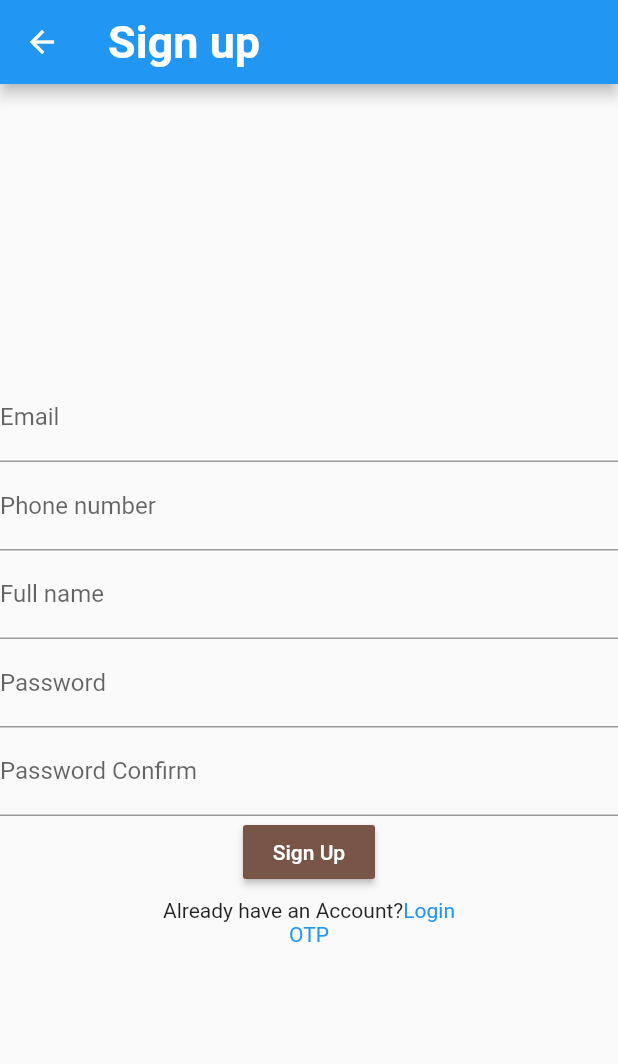
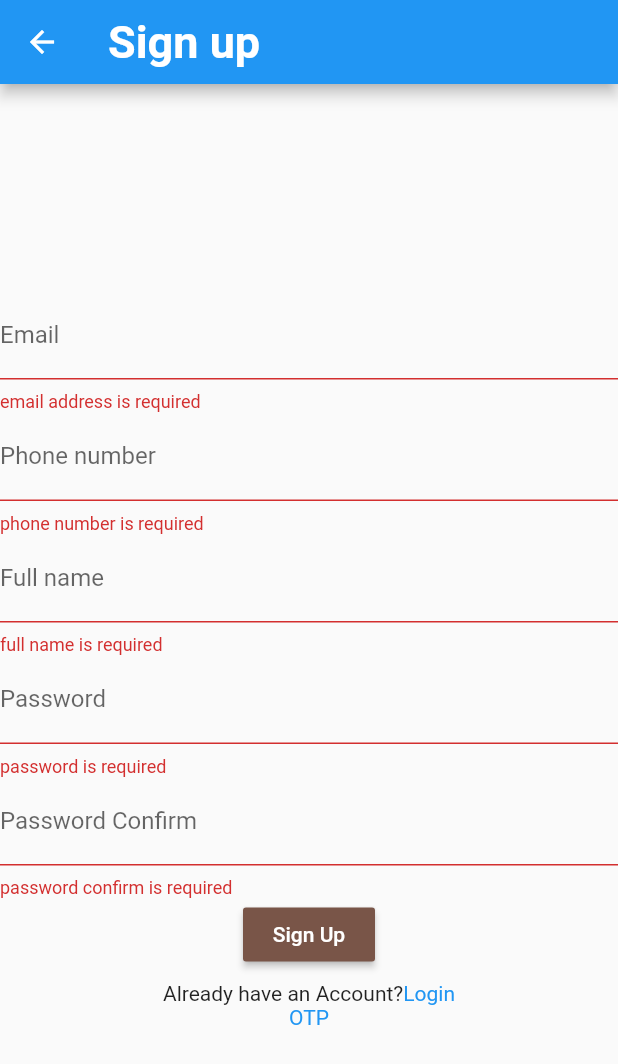
Before and after one commit to qinyanjuidavid/Taskido-App, a Flutter app: the SignUpScreen screen opened by its route, after a tap on "Sign Up", on a phone screen of 412 x 824 dp. Shown: the top 1064 px of the screen. Run offline on Flutter 3.47's test engine with Material 2 defaults, Android fonts, the phone set to English and light mode, and no system bars; our stand-ins replace fluttertoast, hive, hive_flutter; missing offline and left inert: http_interceptor; accounts and stored records are empty.

```diff
--- a/lib/api/api.dart
+++ b/lib/api/api.dart
@@ -87,7 +87,10 @@ class Api {
     return response;
   }
 
-  static Future<http.Response> Otp(String phone, String token) async {
+  static Future<http.Response> Otp(String token) async {
+    String? phone = authService.loginDetails.user!.phone;
+    print("OTP phone.......... $phone");
+    print("OTP Phone............$phone");
     var response = await client.post(
       Uri.parse("${baseUrl}activate/"),
       headers: {
--- a/lib/data/models/category_models.dart
+++ b/lib/data/models/category_models.dart
@@ -1,10 +1,8 @@
 import 'dart:convert';
 
-List<Category> categoryFromJson(String str) =>
-    List<Category>.from(json.decode(str).map((x) => Category.fromJson(x)));
+Category categoryFromJson(String str) => Category.fromJson(json.decode(str));
 
-String categoryToJson(List<Category> data) =>
-    json.encode(List<dynamic>.from(data.map((x) => x.toJson())));
+String categoryToJson(Category data) => json.encode(data.toJson());
 
 class Category {
   Category({
@@ -18,7 +16,7 @@ class Category {
 
   int? id;
   String? category;
-  Owner? owner;
+  CategoryOwner? owner;
   bool? completed;
   String? createdAt;
   String? updatedAt;
@@ -26,7 +24,7 @@ class Category {
   factory Category.fromJson(Map<String, dynamic> json) => Category(
         id: json["id"],
         category: json["category"],
-        owner: Owner.fromJson(json["owner"]),
+        owner: CategoryOwner.fromJson(json["owner"]),
         completed: json["completed"],
         createdAt: json["created_at"],
         updatedAt: json["updated_at"],
@@ -42,8 +40,8 @@ class Category {
       };
 }
 
-class Owner {
-  Owner({
+class CategoryOwner {
+  CategoryOwner({
     this.id,
     this.user,
     this.bio,
@@ -51,13 +49,13 @@ class Owner {
   });
 
   int? id;
-  User? user;
+  CategoryUser? user;
   String? bio;
   String? profilePicture;
 
-  factory Owner.fromJson(Map<String, dynamic> json) => Owner(
+  factory CategoryOwner.fromJson(Map<String, dynamic> json) => CategoryOwner(
         id: json["id"],
-        user: User.fromJson(json["user"]),
+        user: CategoryUser.fromJson(json["user"]),
         bio: json["bio"],
         profilePicture: json["profile_picture"],
       );
@@ -70,8 +68,8 @@ class Owner {
       };
 }
 
-class User {
-  User({
+class CategoryUser {
+  CategoryUser({
     this.id,
     this.phone,
     this.email,
@@ -87,7 +85,7 @@ class User {
   String? role;
   String? timestamp;
 
-  factory User.fromJson(Map<String, dynamic> json) => User(
+  factory CategoryUser.fromJson(Map<String, dynamic> json) => CategoryUser(
         id: json["id"],
         phone: json["phone"],
         email: json["email"],
--- a/lib/data/models/sign_up_model.dart
+++ b/lib/data/models/sign_up_model.dart
@@ -14,15 +14,16 @@ class SignUp {
     this.refresh,
     this.token,
   });
+
   @HiveField(0)
-  User? user;
+  UserDetails? user;
   @HiveField(1)
   String? refresh;
   @HiveField(2)
   String? token;
 
   factory SignUp.fromJson(Map<String, dynamic> json) => SignUp(
-        user: User.fromJson(json["user"]),
+        user: UserDetails.fromJson(json["user"]),
         refresh: json["refresh"],
         token: json["token"],
       );
@@ -35,8 +36,8 @@ class SignUp {
 }
 
 @HiveType(typeId: 3)
-class User {
-  User({
+class UserDetails {
+  UserDetails({
     this.phone,
     this.email,
     this.fullName,
@@ -49,7 +50,7 @@ class User {
   @HiveField(2)
   String? fullName;
 
-  factory User.fromJson(Map<String, dynamic> json) => User(
+  factory UserDetails.fromJson(Map<String, dynamic> json) => UserDetails(
         phone: json["phone"],
         email: json["email"],
         fullName: json["full_name"],
--- a/lib/views/auth/otp_page.dart
+++ b/lib/views/auth/otp_page.dart
@@ -55,6 +55,12 @@ class _OtpScreenState extends State<OtpScreen> {
                   labelText: "OTP",
                   hintText: "Enter OTP",
                 ),
+                validator: (String? value) {
+                  if (value == null || value.isEmpty) {
+                    return "otp is required";
+                  }
+                  return null;
+                },
               ),
               MaterialButton(
                 onPressed: otpSubmit,
--- a/lib/views/auth/signup.dart
+++ b/lib/views/auth/signup.dart
@@ -72,18 +72,36 @@ class _SignUpScreenState extends State<SignUpScreen> {
                     decoration: const InputDecoration(
                       labelText: "Email",
                     ),
+                    validator: (String? value) {
+                      if (value == null || value.isEmpty) {
+                        return "email address is required";
+                      }
+                      return null;
+                    },
                   ),
                   TextFormField(
                     controller: phoneNumberTextEditingController,
                     decoration: const InputDecoration(
                       labelText: "Phone number",
                     ),
+                    validator: (String? value) {
+                      if (value == null || value.isEmpty) {
+                        return "phone number is required";
+                      }
+                      return null;
+                    },
                   ),
                   TextFormField(
                     controller: fullnameTextEditingController,
                     decoration: const InputDecoration(
                       labelText: "Full name",
                     ),
+                    validator: (String? value) {
+                      if (value == null || value.isEmpty) {
+                        return "full name is required";
+                      }
+                      return null;
+                    },
                   ),
                   TextFormField(
                     obscureText: obsecureText,
@@ -91,6 +109,16 @@ class _SignUpScreenState extends State<SignUpScreen> {
                     decoration: const InputDecoration(
                       labelText: "Password",
                     ),
+                    validator: (String? value) {
+                      if (value == null || value.isEmpty) {
+                        return "password is required";
+                      }
+                      if (value.length < 6) {
+                        return "password must be at least 6 characters";
+                      }
+
+                      return null;
+                    },
                   ),
                   TextFormField(
                     obscureText: obsecureText,
@@ -98,6 +126,17 @@ class _SignUpScreenState extends State<SignUpScreen> {
                     decoration: const InputDecoration(
                       labelText: "Password Confirm",
                     ),
+                    validator: (String? value) {
+                      if (value == null || value.isEmpty) {
+                        return "password confirm is required";
+                      }
+
+                      if (value != passwordTextEditingController.text) {
+                        return "password confirm must be equal to password";
+                      }
+
+                      return null;
+                    },
                   ),
                   MaterialButton(
                     color: Colors.brown,
```
Also changed, not shown: lib/data/db.dart (+9 -6 lines), lib/services/auth_services.dart (+44 -4 lines), lib/data/models/sign_up_model.g.dart.
